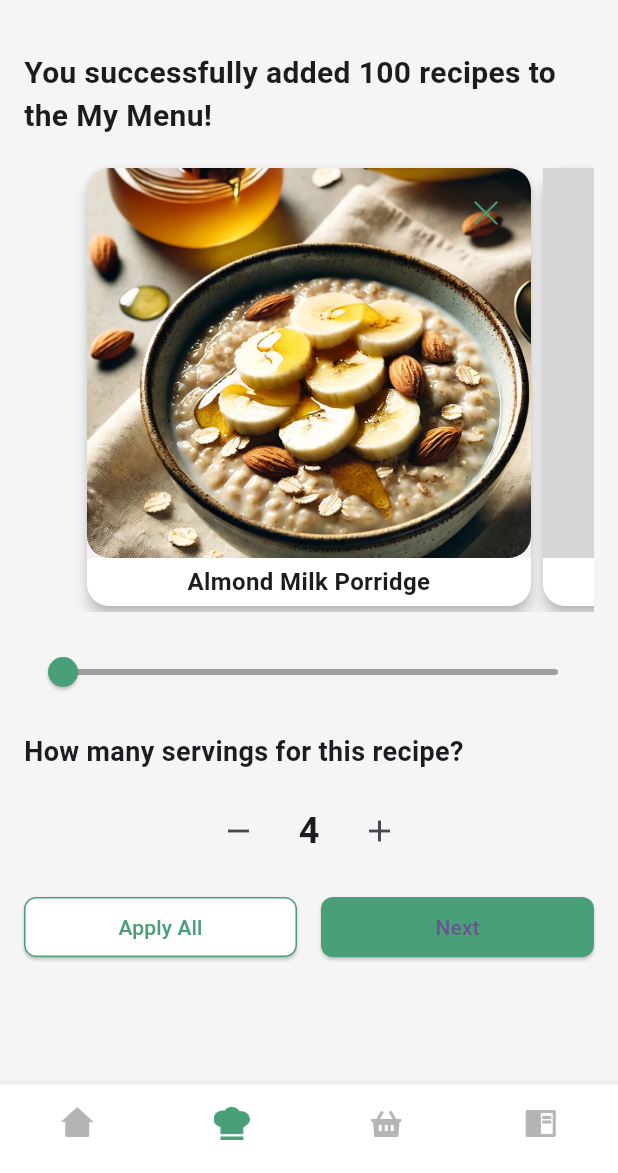
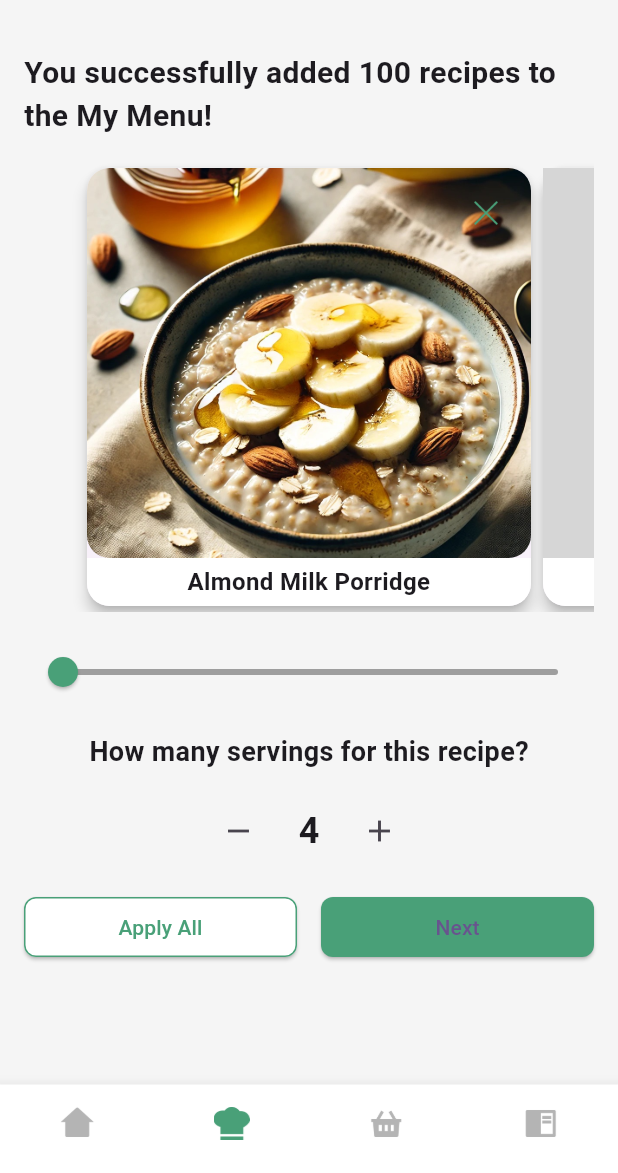
Before and after one commit to aadityayadav17/binarybandits, a Flutter app: the RecipeOverviewScreen screen opened directly, on a phone screen of 412 x 824 dp, the part 63-1236 px from its top. Run offline on Flutter 3.47's test engine with Material 3 defaults, Android fonts, the phone set to English and light mode, and no system bars; our stand-ins replace country_code_picker, dropdown_button2, firebase_core, google_fonts; accounts and stored records are empty; grey boxes are pictures that could not be loaded.

Commit message:
Recipe Overview (18/n) - "How many servings... " centrally aligned

```diff
--- a/lib/screens/recipe_overview_screen.dart
+++ b/lib/screens/recipe_overview_screen.dart
@@ -211,10 +211,14 @@ class _RecipeOverviewScreenState extends State<RecipeOverviewScreen> {
                       },
                     ),
                     const SizedBox(height: 16),
-                    const Text(
-                      'How many servings for this recipe?',
-                      style:
-                          TextStyle(fontSize: 18, fontWeight: FontWeight.bold),
+                    const Center(
+                      child: Text(
+                        'How many servings for this recipe?',
+                        style: TextStyle(
+                          fontSize: 18,
+                          fontWeight: FontWeight.bold,
+                        ),
+                      ),
                     ),
                     const SizedBox(height: 16),
                     Row(
```
